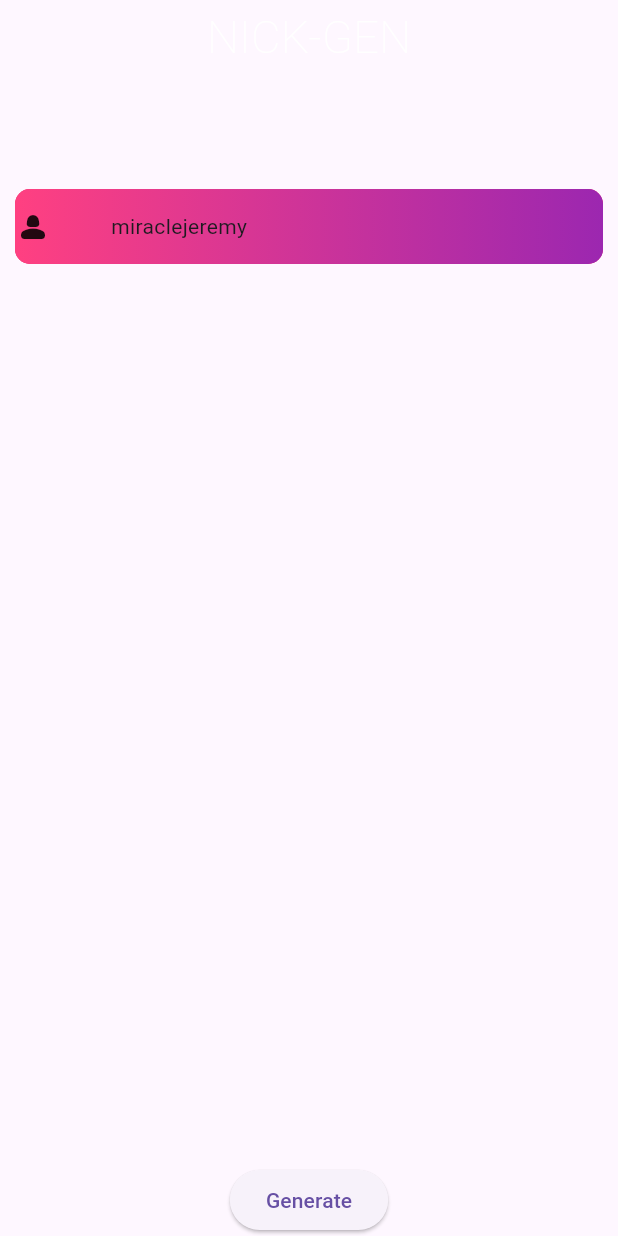
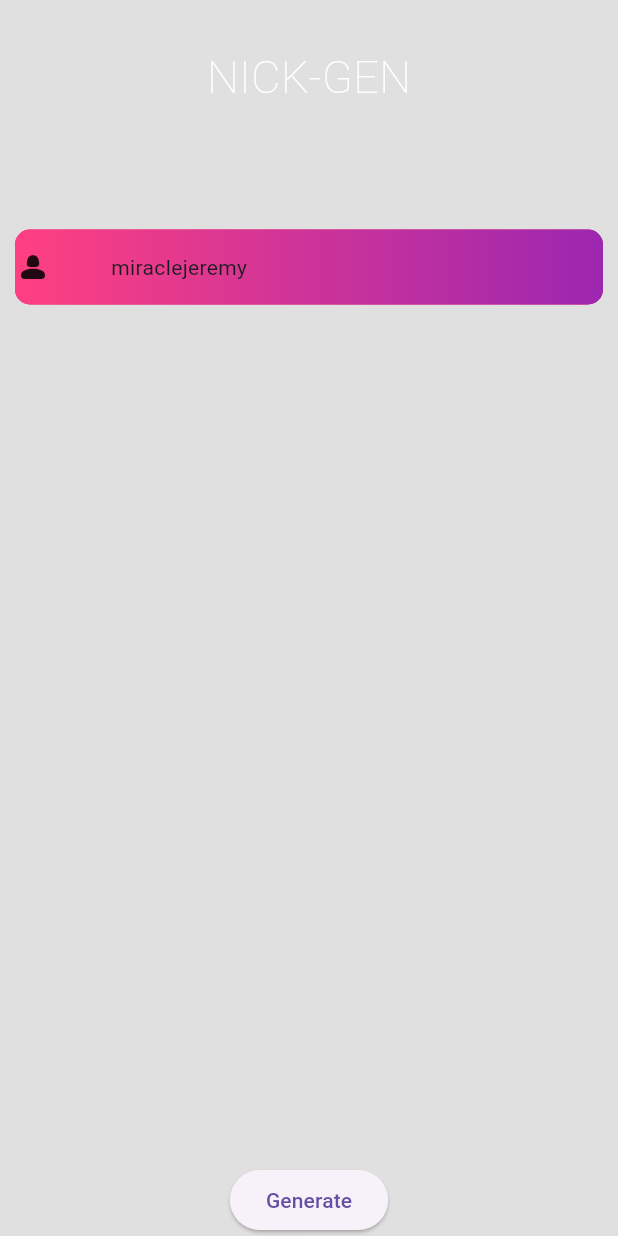
Before and after one commit to Unique-chiemerie/nickname_generator, a Flutter app: the screen it shows after launch, after a tap on "Generate", on a phone screen of 412 x 824 dp. Run offline on Flutter 3.47's test engine with Material 2 defaults, Android fonts, the phone set to English and light mode, and no system bars.

Commit message:
nice ui i think

```diff
--- a/lib/main.dart
+++ b/lib/main.dart
@@ -27,10 +27,11 @@ class _MainAppState extends State<MainApp> {
   @override
   Widget build(BuildContext context) {
     return Scaffold(
+      backgroundColor: Colors.black12,
       body: Column(
         children: [
           const SizedBox(
-            height: 3,
+            height: 30,
           ),
           const Text(
             'NICK-GEN',
```
